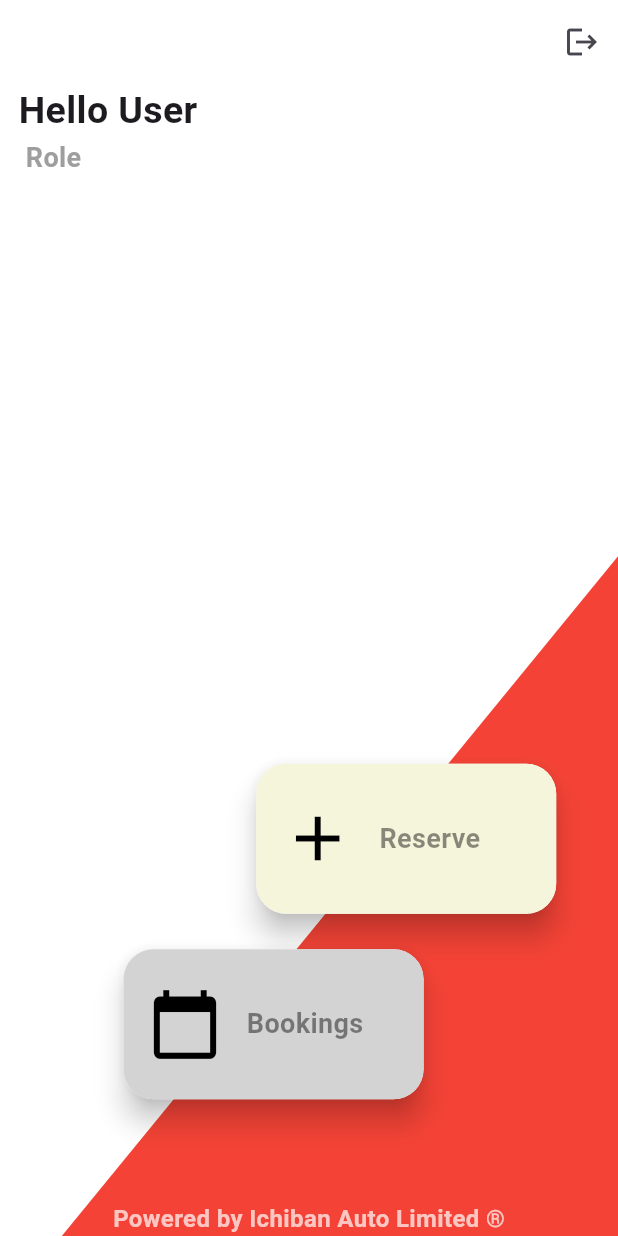
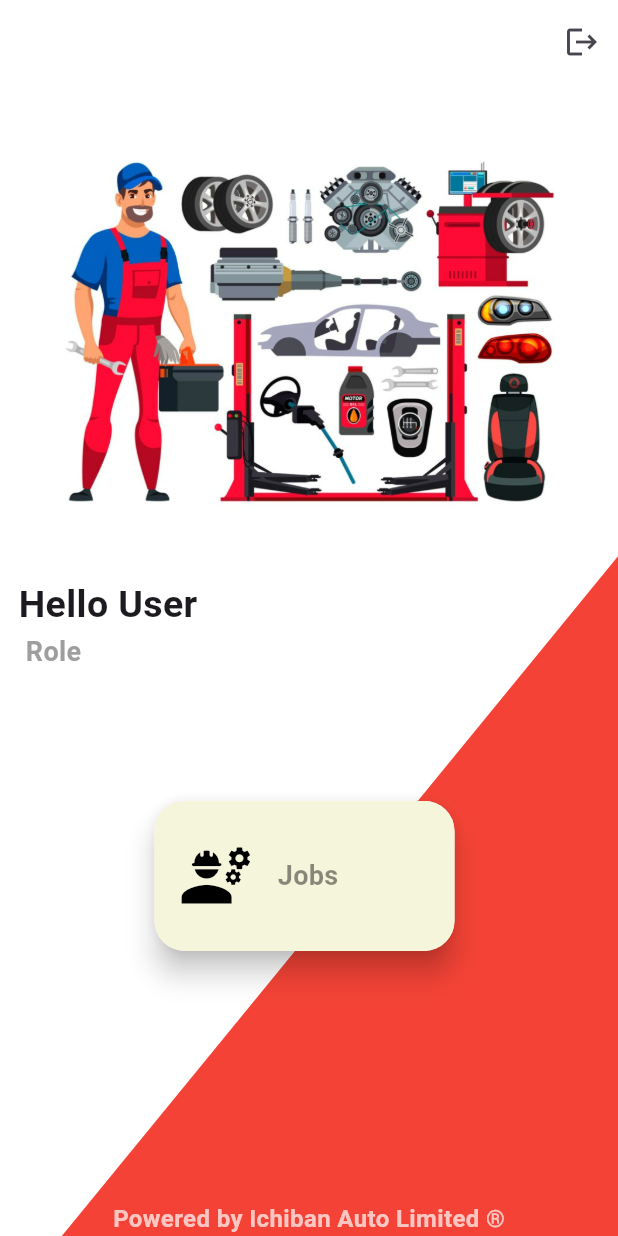
Before and after one commit to Imran-Chowdhury/ServiceBay, a Flutter app: the HomeScreen screen opened by its route, on a phone screen of 412 x 824 dp. Run offline on Flutter 3.47's test engine with Material 3 defaults, Android fonts, the phone set to English and light mode, and no system bars; our stand-ins replace cloud_firestore, firebase_auth, firebase_core, flutter_riverpod, syncfusion_flutter_calendar; accounts and stored records are empty.

```diff
--- a/lib/screens/home_screen.dart
+++ b/lib/screens/home_screen.dart
@@ -1,20 +1,19 @@
 import 'package:flutter/material.dart';
 import 'package:flutter_riverpod/flutter_riverpod.dart';
+import 'package:service_bay/screens/mechanic_home_screen.dart';
 import 'package:service_bay/widgets/custom_tile.dart';
 import '../controllers/auth_controller.dart';
 import '../models/user_model.dart';
 import '../widgets/triangle_clipper.dart';
 import 'admin_calendar_screen.dart';
 import 'booking_screen.dart';
-import 'mechanic_job_screen.dart';
+import 'mechanic_calendar_screen.dart';
 
 
 
 
 
 
-import 'package:flutter/material.dart';
-import 'package:flutter_riverpod/flutter_riverpod.dart';
 
 class HomeScreen extends ConsumerWidget {
   const HomeScreen({super.key});
@@ -25,9 +24,9 @@ class HomeScreen extends ConsumerWidget {
     double height = size.height;
     double width = size.width;
 
-    AuthState stateController = ref.watch(authControllerProvider);
+    AuthState authState = ref.watch(authControllerProvider);
 
-    return Scaffold(
+    return authState.role=='admin' ? Scaffold(
       // floatingActionButton: FloatingActionButton(onPressed: () {  },),
       backgroundColor: const Color(0xFFffffff),
       appBar: AppBar(
@@ -48,16 +47,16 @@ class HomeScreen extends ConsumerWidget {
           Column(
             crossAxisAlignment: CrossAxisAlignment.start,
             children: [
-              if (stateController.role == 'mechanic')
-                Align(
-                  alignment: Alignment.topCenter,
-                  child: Image.asset(
-                    'assets/images/mechanic.png',
-                    height: height * 0.4,
-                    width: width * 0.8,
-                  ),
-                )
-              else if (stateController.role == 'admin')
+              // if (stateController.role == 'mechanic')
+              //   Align(
+              //     alignment: Alignment.topCenter,
+              //     child: Image.asset(
+              //       'assets/images/mechanic.png',
+              //       height: height * 0.4,
+              //       width: width * 0.8,
+              //     ),
+              //   )
+              // else if (stateController.role == 'admin')
                 Align(
                   alignment: Alignment.topCenter,
                   child: Image.asset(
@@ -69,7 +68,7 @@ class HomeScreen extends ConsumerWidget {
               Padding(
                 padding: EdgeInsets.only(left: width * 0.03),
                 child: Text(
-                  'Hello ${stateController.name?? 'User'}',
+                  'Hello ${authState.name?? 'User'}',
                   style: const TextStyle(
                     fontSize: 25,
                     fontWeight: FontWeight.bold,
@@ -79,7 +78,7 @@ class HomeScreen extends ConsumerWidget {
               Padding(
                 padding: EdgeInsets.only(left: width * 0.03),
                 child: Text(
-                  ' ${stateController.role?? 'Role'}',
+                  ' ${authState.role?? 'Role'}',
                 //   // stateController.role!.toUpperCase() ,
                   style: const TextStyle(
                     fontSize: 18,
@@ -99,7 +98,7 @@ class HomeScreen extends ConsumerWidget {
               clipper: TriangleClipper(),
               child: Container(
                 color: Colors.red, // Change the color of the triangle
-                height: height * 0.55, // Adjust triangle height
+                height: height * 0.5, // Adjust triangle height
                 width: width *0.9,   // Adjust triangle width
               ),
             ),
@@ -138,13 +137,13 @@ class HomeScreen extends ConsumerWidget {
 
 
                 onTap: (){
-                  if(stateController.role=='mechanic') {
+                  if(authState.role=='mechanic') {
                     Navigator.push(
                       context,
                       MaterialPageRoute(
                         builder: (context) =>
                             MechanicCalendarScreen(
-                              mechanicUid: stateController.uid!,),),
+                              mechanicUid: authState.uid!,),),
                     );
                   }else{
                     Navigator.push(
@@ -201,7 +200,7 @@ class HomeScreen extends ConsumerWidget {
 
         ],
       ),
-    );
+    ):const MechanicHomeScreen();
   }
 }
 
--- /dev/null
+++ b/lib/screens/mechanic_home_screen.dart
@@ -0,0 +1,193 @@
+import 'package:flutter/material.dart';
+import 'package:flutter_riverpod/flutter_riverpod.dart';
+import 'package:service_bay/widgets/custom_tile.dart';
+import '../controllers/auth_controller.dart';
+import '../models/user_model.dart';
+import '../widgets/triangle_clipper.dart';
+import 'admin_calendar_screen.dart';
+import 'booking_screen.dart';
+import 'mechanic_calendar_screen.dart';
+
+
+
+class MechanicHomeScreen extends ConsumerWidget {
+  const MechanicHomeScreen({super.key});
+
+  @override
+  Widget build(BuildContext context, WidgetRef ref) {
+    Size size = MediaQuery.sizeOf(context);
+    double height = size.height;
+    double width = size.width;
+
+    AuthState authState = ref.watch(authControllerProvider);
+
+    return Scaffold(
+      // floatingActionButton: FloatingActionButton(onPressed: () {  },),
+      backgroundColor: const Color(0xFFffffff),
+      appBar: AppBar(
+        automaticallyImplyLeading: false,
+        backgroundColor: const Color(0xFFffffff),
+        actions: [
+          IconButton(
+            icon: const Icon(Icons.logout),
+            onPressed: () async {
+              await ref.read(authControllerProvider.notifier).signOut();
+              Navigator.pushReplacementNamed(context, '/signIn');
+            },
+          ),
+        ],
+      ),
+      body: Stack(
+        children: [
+          Column(
+            crossAxisAlignment: CrossAxisAlignment.start,
+            children: [
+              // if (stateController.role == 'mechanic')
+                Align(
+                  alignment: Alignment.topCenter,
+                  child: Image.asset(
+                    'assets/images/mechanic.png',
+                    height: height * 0.4,
+                    width: width * 0.8,
+                  ),
+                ),
+
+              Padding(
+                padding: EdgeInsets.only(left: width * 0.03),
+                child: Text(
+                  'Hello ${authState.name?? 'User'}',
+                  style: const TextStyle(
+                    fontSize: 25,
+                    fontWeight: FontWeight.bold,
+                  ),
+                ),
+              ),
+              Padding(
+                padding: EdgeInsets.only(left: width * 0.03),
+                child: Text(
+                  ' ${authState.role?? 'Role'}',
+                  //   // stateController.role!.toUpperCase() ,
+                  style: const TextStyle(
+                    fontSize: 18,
+                    fontWeight: FontWeight.bold,
+                    color: Colors.grey,
+                  ),
+                ),
+              ),
+            ],
+          ),
+
+          Positioned(
+            bottom: 0,
+            right: 0,
+            // left: 0,
+            child: ClipPath(
+              clipper: TriangleClipper(),
+              child: Container(
+                color: Colors.red, // Change the color of the triangle
+                height: height * 0.55, // Adjust triangle height
+                width: width *0.9,   // Adjust triangle width
+              ),
+            ),
+          ),
+
+
+          // Positioned(
+          //   top: height*.55,
+          //   // left: width*.1,
+          //   right: width*.1,
+          //
+          //   child: GestureDetector(
+          //     onTap: (){
+          //       Navigator.push(
+          //         context,
+          //         MaterialPageRoute(builder: (context) => const BookingScreen()),
+          //       );
+          //     },
+          //     child: const CustomTile(
+          //       icon: Icon(Icons.add,
+          //         color: Colors.black,
+          //         size: 50,
+          //       ),
+          //       // color: Color(0xFFff8f81),
+          //       color: Color(0xFFF5F5DC),//beige
+          //       tileName: 'Reserve',
+          //     ),
+          //   ),
+          // ),
+
+          Positioned(
+            top: height*.58,
+            // right: width*.2,
+            left: width*.25,
+            child: GestureDetector(
+
+
+              onTap: (){
+                if(authState.role=='mechanic') {
+                  Navigator.push(
+                    context,
+                    MaterialPageRoute(
+                      builder: (context) =>
+                          MechanicCalendarScreen(
+                            mechanicUid: authState.uid!,),),
+                  );
+                }else{
+                  Navigator.push(
+                    context,
+                    MaterialPageRoute(
+                      builder: (context) =>
+                          AdminCalendarScreen(),),
+                  );
+                }
+              },
+              child: const CustomTile(
+                icon: Icon(Icons.engineering,
+                  size: 50,
+                  color: Colors.black,),
+                // color: Color(0xFFD3D3D3), //light grey
+                color: Color(0xFFF5F5DC),//beige
+                // color: Color(0xFF7d85b3),
+                // color: Colors.white,
+
+
+
+                tileName: 'Jobs',
+
+              ),
+            ),
+          ),
+
+          const Align(
+            alignment: Alignment.bottomCenter,
+            child: Row(
+              mainAxisAlignment: MainAxisAlignment.center, // Align to the center
+              children: [
+                Text(
+                  'Powered by Ichiban Auto Limited ',
+                  style: TextStyle(
+                    fontSize: 16.0,
+                    color: Colors.white70,
+                    fontWeight: FontWeight.bold,
+                  ),
+                ),
+                Text(
+                  '®', // Registered Trademark symbol
+                  style: TextStyle(
+                    fontSize: 16.0,
+                    color: Colors.white70,
+                    fontWeight: FontWeight.bold,
+                    fontFeatures: [FontFeature.superscripts()], // Optional: Make the ® sign superscript
+                  ),
+                ),
+
+              ],
+            ),
+          )
+
+
+        ],
+      ),
+    );
+  }
+}
```
Also changed, not shown: lib/screens/admin_calendar_screen.dart (+34 -11 lines), lib/screens/mechanic_calendar_screen.dart (added, +171 -0 lines), lib/screens/mechanic_job_screen.dart (deleted, +0 -121 lines).
